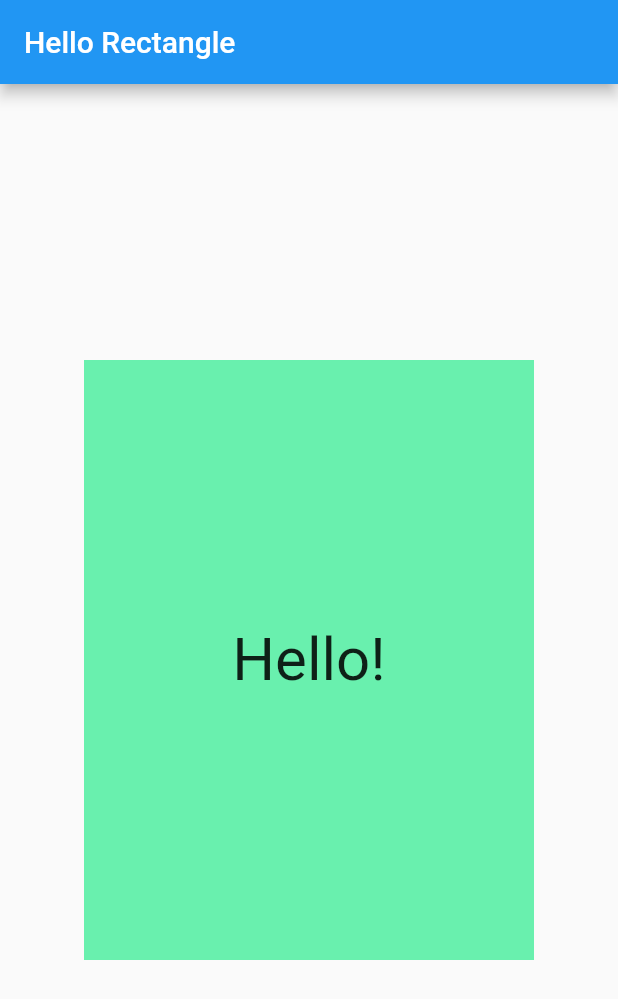
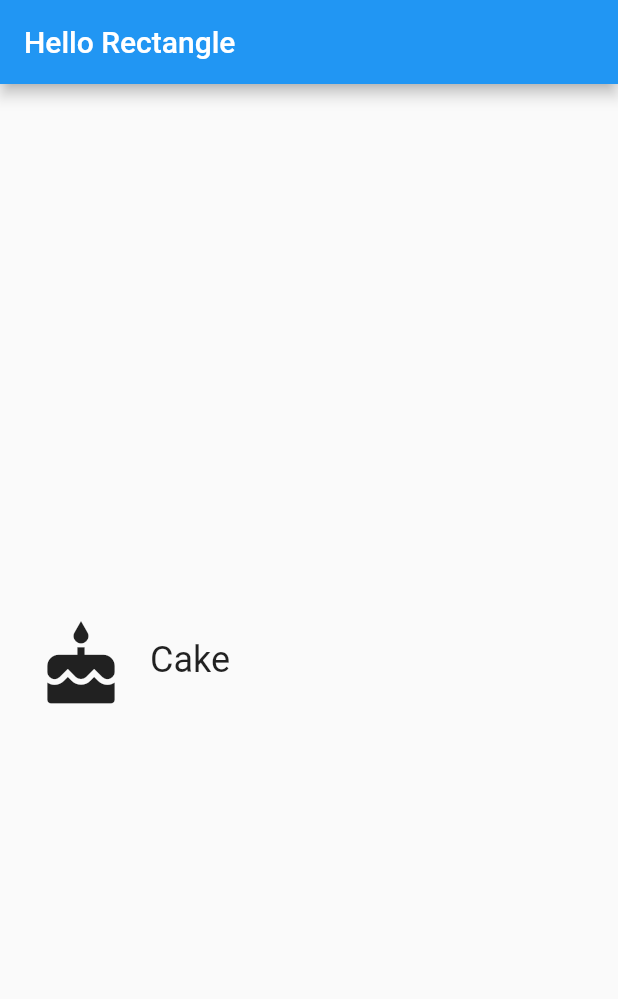
Before and after one commit to AliRadmanesh/flutter-simple-converter-app, a Flutter app: the screen it shows after launch, on a phone screen of 412 x 824 dp. Shown: the top 999 px of the screen. Run offline on Flutter 3.47's test engine with Material 2 defaults, Android fonts, the phone set to English and light mode, and no system bars.

Commit message:
Adding a row

```diff
--- /dev/null
+++ b/lib/category.dart
@@ -0,0 +1,81 @@
+import 'package:flutter/material.dart';
+// @required is defined in the meta.dart package
+import 'package:meta/meta.dart';
+
+final _rowHeight = 100.0;
+final _rowPadding = 8.0;
+final _iconPadding = 16.0;
+final _iconSize = 60.0;
+final _borderRadius = BorderRadius.circular(_rowHeight / 2);
+
+/// A custom [Category] widget.
+/// The widget is composed on an [Icon] and [Text]. Tapping on the widget shows
+/// a colored [InkWell] animation.
+class Category extends StatelessWidget {
+  final String name;
+  final ColorSwatch color;
+  final IconData iconLocation;
+
+  /// creates a [Category].
+  /// A [Category] saves the name of the category (e.g. 'Length'), its color for
+  /// the UI, and the icon that represents it (e.g. ruler).
+  /// While the @required checks for whether a named parameter is passed in,
+  /// it doen't check whether the object passed in is null; We check that
+  /// in the assert statement.
+  const Category({
+    Key key,
+    @required this.name,
+    @required this.color,
+    @required this.iconLocation,
+  })  : assert(name != null),
+        assert(color != null),
+        assert(iconLocation != null),
+        super(key: key);
+
+  /// Builds a custom widget that shows [Category] information.
+  /// This information includes the icon, name, and color for the [Category].
+  @override
+  Widget build(BuildContext context) {
+    return Material(
+      color: Colors.transparent,
+      child: Container(
+        height: _rowHeight,
+        child: InkWell(
+          borderRadius: _borderRadius,
+          highlightColor: color,
+          splashColor: color,
+          // We can use either the `() => function()` or the ` () { function(); }`
+          // syntax in onTap property.
+          onTap: () {
+            print("I was tapped!");
+          },
+          child: Padding(
+            padding: EdgeInsets.all(_rowPadding),
+            child: Row(
+              crossAxisAlignment: CrossAxisAlignment.stretch,
+              // There are 2 ways to denote a list: `[]` and `List()`.
+              // Prefer to use the literal syntax, i.e. `[]`, instead of `List()`.
+              // You can add the type argument if you'd like, i.e. <Widget>[].
+              children: <Widget>[
+                Padding(
+                  padding: EdgeInsets.all(_iconPadding),
+                  child: Icon(
+                    iconLocation,
+                    size: _iconSize,
+                  ),
+                ),
+                Center(
+                  child: Text(
+                    name,
+                    textAlign: TextAlign.center,
+                    style: Theme.of(context).textTheme.headline,
+                  ),
+                ),
+              ],
+            ),
+          ),
+        ),
+      ),
+    );
+  }
+}
--- a/lib/main.dart
+++ b/lib/main.dart
@@ -1,33 +1,30 @@
 import 'package:flutter/material.dart';
+import 'package:hello_rectangle/category.dart';
+
+const _categoryName = 'Cake';
+const _categoryIcon = Icons.cake;
+const _categoryColor = Colors.green;
 
 void main() {
-  runApp(
-    MaterialApp(
+  runApp(UnitConverterApp());
+}
+
+class UnitConverterApp extends StatelessWidget {
+  @override
+  Widget build(BuildContext context) {
+    return MaterialApp(
       debugShowCheckedModeBanner: false,
       title: 'Hello Rectangle',
       home: Scaffold(
         appBar: AppBar(
           title: Text('Hello Rectangle'),
         ),
-        body: HelloRectangle(),
-      ),
-    ),
-  );
-}
-
-class HelloRectangle extends StatelessWidget {
-  @override
-  Widget build(BuildContext context) {
-    return Center(
-      child: Container(
-        color: Colors.greenAccent,
-        height: 400.0,
-        width: 300.0,
-        child: Center(
-            child: Text(
-          'Hello!',
-          style: TextStyle(fontSize: 40.0),
-        )),
+        body: Center(
+          child: Category(
+              name: _categoryName,
+              color: _categoryColor,
+              iconLocation: _categoryIcon),
+        ),
       ),
     );
   }
```
Also changed, not shown: 1 other file.
